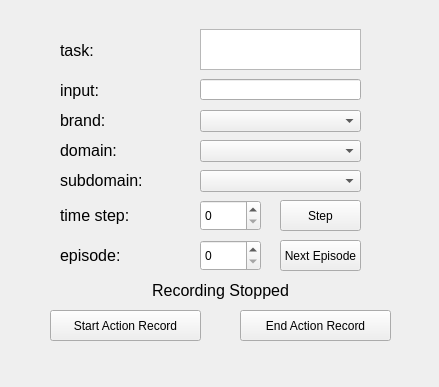
Above: QtScrcpy/ui/actionrecord.ui from qsstcl/QtScrcpy-AutoRecord before the change. Below: the same form after it.
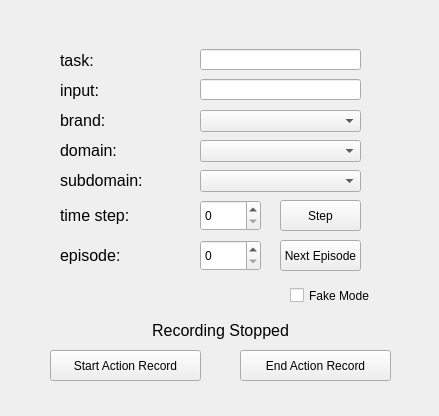
That is the form after the change.

Commit message: feat: fake mode

Patch:
```diff
--- a/QtScrcpy/ui/actionrecord.ui
+++ b/QtScrcpy/ui/actionrecord.ui
@@ -7,7 +7,7 @@
     <x>0</x>
     <y>0</y>
     <width>439</width>
-    <height>387</height>
+    <height>416</height>
    </rect>
   </property>
   <property name="windowTitle">
@@ -30,7 +30,7 @@
    <property name="geometry">
     <rect>
      <x>50</x>
-     <y>310</y>
+     <y>350</y>
      <width>151</width>
      <height>31</height>
     </rect>
@@ -43,7 +43,7 @@
    <property name="geometry">
     <rect>
      <x>240</x>
-     <y>310</y>
+     <y>350</y>
      <width>151</width>
      <height>31</height>
     </rect>
@@ -196,7 +196,7 @@
    <property name="geometry">
     <rect>
      <x>140</x>
-     <y>280</y>
+     <y>320</y>
      <width>161</width>
      <height>20</height>
     </rect>
@@ -258,7 +258,7 @@
    <property name="geometry">
     <rect>
      <x>60</x>
-     <y>30</y>
+     <y>40</y>
      <width>61</width>
      <height>41</height>
     </rect>
@@ -272,15 +272,28 @@
     <string>task:</string>
    </property>
   </widget>
-  <widget class="QTextBrowser" name="taskBrowser">
+  <widget class="QLineEdit" name="taskEdit">
    <property name="geometry">
     <rect>
      <x>200</x>
-     <y>29</y>
+     <y>49</y>
      <width>161</width>
+     <height>21</height>
+    </rect>
+   </property>
+  </widget>
+  <widget class="QCheckBox" name="checkBox">
+   <property name="geometry">
+    <rect>
+     <x>290</x>
+     <y>275</y>
+     <width>91</width>
      <height>41</height>
     </rect>
    </property>
+   <property name="text">
+    <string>Fake Mode</string>
+   </property>
   </widget>
  </widget>
  <resources/>
```
The commit also changes 4 other files.
